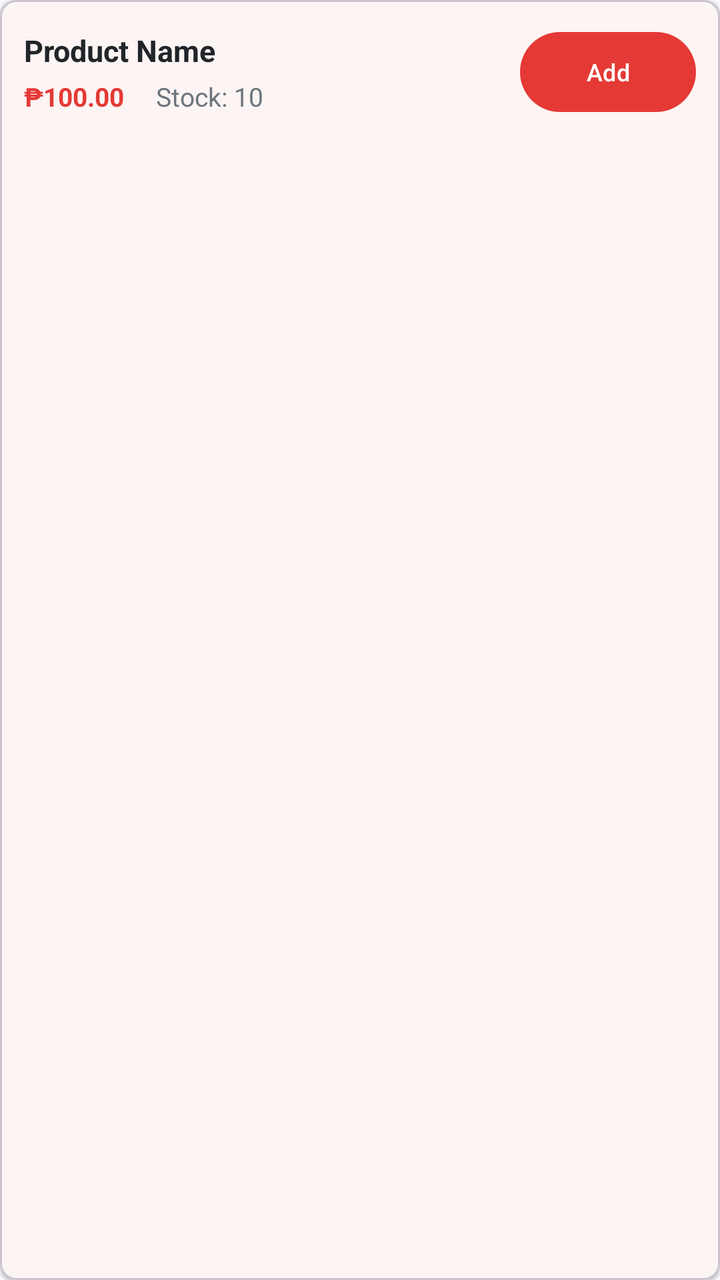
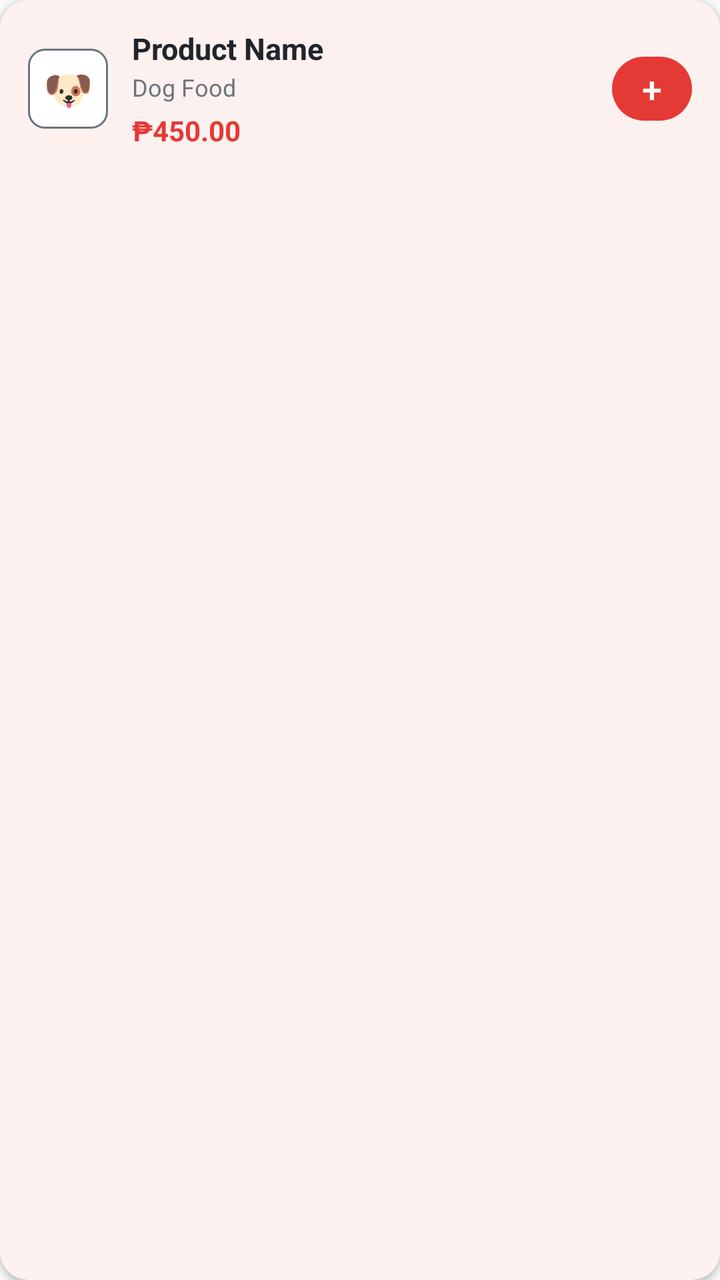

Two renders of the same Android screen: before a commit and after it. Below are the layout's source before the change and the commit's diff.
<!-- AndroidManifest.xml: application theme Theme.J4RR -->
<!-- res/layout/item_pos_product.xml -->
<?xml version="1.0" encoding="utf-8"?>
<com.google.android.material.card.MaterialCardView xmlns:android="http://schemas.android.com/apk/res/android"
    xmlns:app="http://schemas.android.com/apk/res-auto"
    android:layout_width="match_parent"
    android:layout_height="wrap_content"
    android:layout_marginBottom="8dp"
    app:cardBackgroundColor="@color/card_background"
    app:cardCornerRadius="8dp"
    app:cardElevation="1dp">

    <LinearLayout
        android:layout_width="match_parent"
        android:layout_height="wrap_content"
        android:orientation="horizontal"
        android:padding="12dp"
        android:gravity="center_vertical">

        <LinearLayout
            android:layout_width="0dp"
            android:layout_height="wrap_content"
            android:layout_weight="1"
            android:orientation="vertical">

            <TextView
                android:id="@+id/tvPosProductName"
                android:layout_width="wrap_content"
                android:layout_height="wrap_content"
                android:text="Product Name"
                android:textColor="@color/text_primary"
                android:textSize="15sp"
                android:textStyle="bold" />

            <LinearLayout
                android:layout_width="match_parent"
                android:layout_height="wrap_content"
                android:orientation="horizontal"
                android:layout_marginTop="4dp">

                <TextView
                    android:id="@+id/tvPosProductPrice"
                    android:layout_width="wrap_content"
                    android:layout_height="wrap_content"
                    android:text="₱100.00"
                    android:textColor="@color/primary"
                    android:textSize="13sp"
                    android:textStyle="bold"
                    android:layout_marginEnd="16dp" />

                <TextView
                    android:id="@+id/tvPosProductStock"
                    android:layout_width="wrap_content"
                    android:layout_height="wrap_content"
                    android:text="Stock: 10"
                    android:textColor="@color/text_secondary"
                    android:textSize="13sp" />
            </LinearLayout>
        </LinearLayout>

        <Button
            android:id="@+id/btnAddToCart"
            android:layout_width="wrap_content"
            android:layout_height="wrap_content"
            android:text="Add"
            android:textSize="12sp"
            app:backgroundTint="@color/primary" />

    </LinearLayout>
</com.google.android.material.card.MaterialCardView>
<!-- resources referenced by this layout -->
<resources>
  <color name="card_background">#FFFFFFFF</color>
  <color name="primary">#E53935</color>
  <color name="text_primary">#212529</color>
  <color name="text_secondary">#6C757D</color>
  <style name="Theme.J4RR" parent="Base.Theme.J4RR" />
  <style name="Base.Theme.J4RR" parent="Theme.Material3.DayNight.NoActionBar">
          <item name="colorPrimary">@color/primary</item>
          <item name="colorPrimaryDark">@color/primary_dark</item>
          <item name="colorPrimaryContainer">@color/primary_dark</item>
          <item name="colorOnPrimary">@color/white</item>
          <item name="colorSecondary">@color/primary</item>
          <item name="colorSecondaryContainer">@color/primary</item>
          <item name="colorOnSecondary">@color/white</item>
          <item name="colorTertiary">@color/primary</item>
          <item name="colorSurface">@color/card_background</item>
          <item name="colorOnSurface">@color/text_primary</item>
          <item name="android:windowBackground">@color/background</item>
      </style>
  <color name="primary_dark">#B71C1C</color>
  <color name="white">#FFFFFFFF</color>
  <color name="background">#F8F9FA</color>
</resources>

<!-- the commit's change to res/layout/item_pos_product.xml (unified diff, before → after) -->
@@ -3,17 +3,28 @@
     xmlns:app="http://schemas.android.com/apk/res-auto"
     android:layout_width="match_parent"
     android:layout_height="wrap_content"
-    android:layout_marginBottom="8dp"
+    android:layout_marginBottom="10dp"
     app:cardBackgroundColor="@color/card_background"
-    app:cardCornerRadius="8dp"
-    app:cardElevation="1dp">
+    app:cardCornerRadius="14dp"
+    app:cardElevation="2dp"
+    app:strokeWidth="0dp">
 
     <LinearLayout
         android:layout_width="match_parent"
         android:layout_height="wrap_content"
+        android:gravity="center_vertical"
         android:orientation="horizontal"
-        android:padding="12dp"
-        android:gravity="center_vertical">
+        android:padding="14dp">
+
+        <TextView
+            android:id="@+id/tvPosEmoji"
+            android:layout_width="40dp"
+            android:layout_height="40dp"
+            android:layout_marginEnd="12dp"
+            android:background="@drawable/bg_search"
+            android:gravity="center"
+            android:text="🐶"
+            android:textSize="20sp" />
 
         <LinearLayout
             android:layout_width="0dp"
@@ -30,39 +41,37 @@
                 android:textSize="15sp"
                 android:textStyle="bold" />
 
-            <LinearLayout
-                android:layout_width="match_parent"
+            <TextView
+                android:id="@+id/tvPosProductCategory"
+                android:layout_width="wrap_content"
                 android:layout_height="wrap_content"
-                android:orientation="horizontal"
-                android:layout_marginTop="4dp">
+                android:layout_marginTop="1dp"
+                android:text="Dog Food"
+                android:textColor="@color/text_secondary"
+                android:textSize="12sp" />
 
-                <TextView
-                    android:id="@+id/tvPosProductPrice"
-                    android:layout_width="wrap_content"
-                    android:layout_height="wrap_content"
-                    android:text="₱100.00"
-                    android:textColor="@color/primary"
-                    android:textSize="13sp"
-                    android:textStyle="bold"
-                    android:layout_marginEnd="16dp" />
-
-                <TextView
-                    android:id="@+id/tvPosProductStock"
-                    android:layout_width="wrap_content"
-                    android:layout_height="wrap_content"
-                    android:text="Stock: 10"
-                    android:textColor="@color/text_secondary"
-                    android:textSize="13sp" />
-            </LinearLayout>
+            <TextView
+                android:id="@+id/tvPosProductPrice"
+                android:layout_width="wrap_content"
+                android:layout_height="wrap_content"
+                android:layout_marginTop="4dp"
+                android:text="₱450.00"
+                android:textColor="@color/primary"
+                android:textSize="14sp"
+                android:textStyle="bold" />
         </LinearLayout>
 
-        <Button
+        <com.google.android.material.button.MaterialButton
             android:id="@+id/btnAddToCart"
-            android:layout_width="wrap_content"
-            android:layout_height="wrap_content"
-            android:text="Add"
-            android:textSize="12sp"
-            app:backgroundTint="@color/primary" />
+            android:layout_width="40dp"
+            android:layout_height="40dp"
+            android:minWidth="0dp"
+            android:minHeight="0dp"
+            android:padding="0dp"
+            android:text="+"
+            android:textSize="18sp"
+            app:backgroundTint="@color/primary"
+            app:cornerRadius="20dp" />
 
     </LinearLayout>
 </com.google.android.material.card.MaterialCardView>
<!-- resource entries referenced after the edit -->
@@ -4,6 +4,14 @@
   <color name="primary">#E53935</color>
   <color name="text_primary">#212529</color>
   <color name="text_secondary">#6C757D</color>
+  <!-- drawable bg_search (drawable) -->
+  <?xml version="1.0" encoding="utf-8"?>
+  <shape xmlns:android="http://schemas.android.com/apk/res/android"
+      android:shape="rectangle">
+      <solid android:color="@color/card_background" />
+      <corners android:radius="8dp" />
+      <stroke android:width="1dp" android:color="@color/text_secondary" />
+  </shape>
   <style name="Theme.J4RR" parent="Base.Theme.J4RR" />
   <style name="Base.Theme.J4RR" parent="Theme.Material3.DayNight.NoActionBar">
           <item name="colorPrimary">@color/primary</item>
